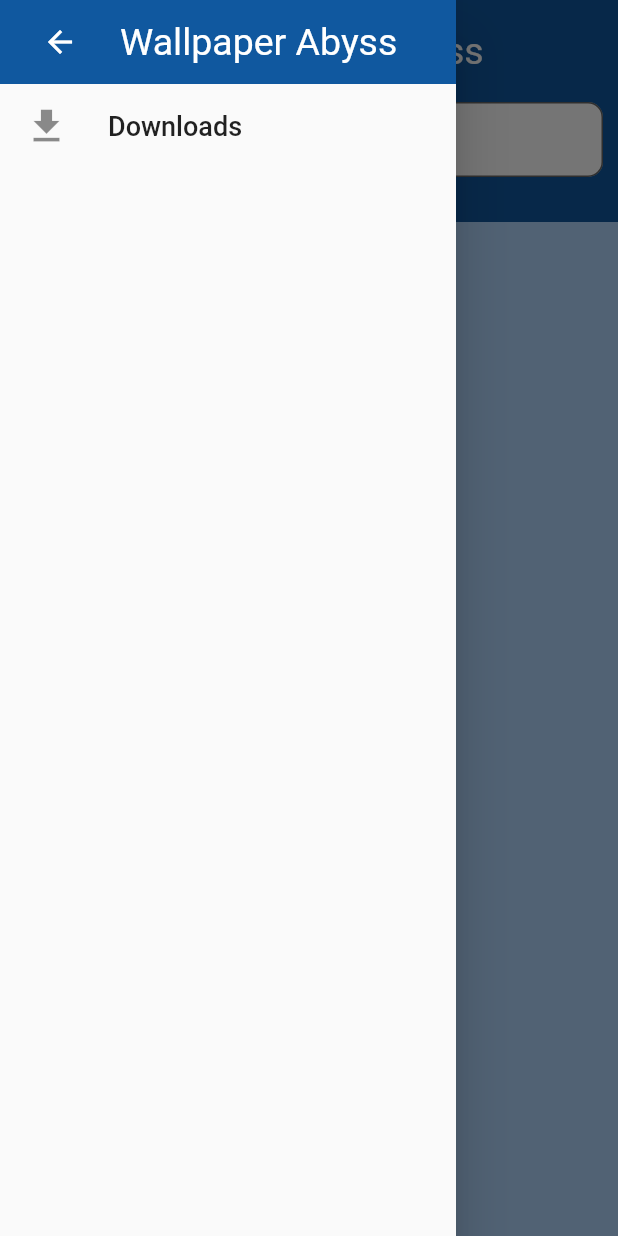
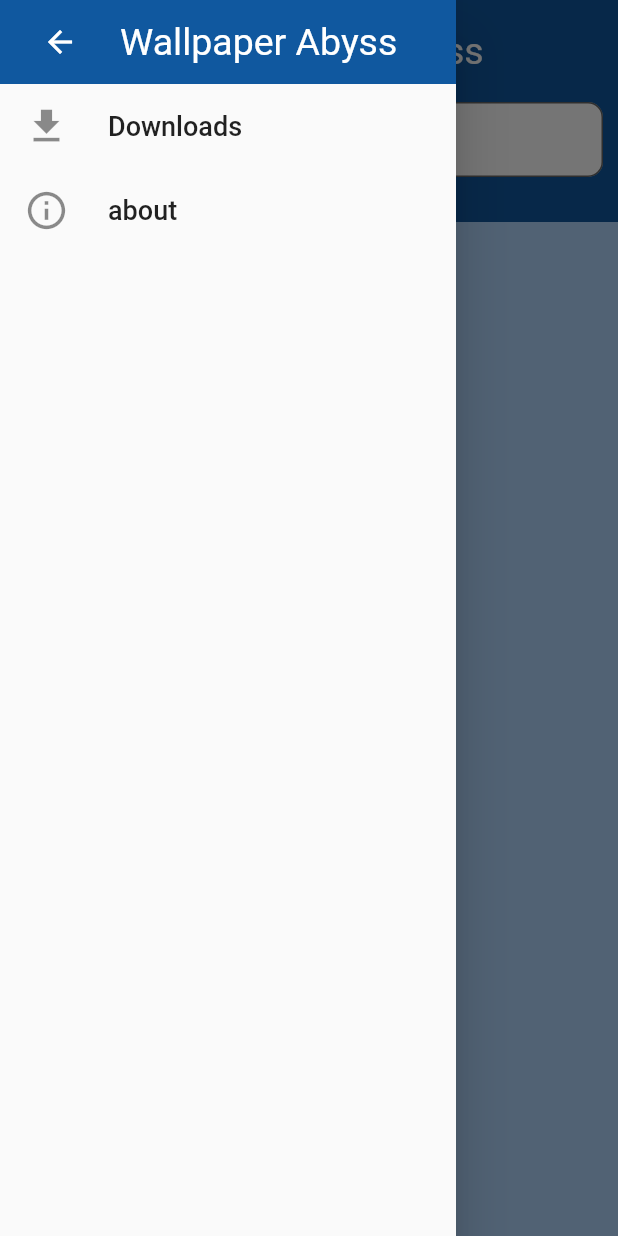
Before and after one commit to Ammourie/Wallpaper-Abyss, a Flutter app: the screen it shows after launch, in the side drawer, after a tap on "click to load more", on a phone screen of 412 x 824 dp. Run offline on Flutter 3.47's test engine with Material 2 defaults, Android fonts, the light colour scheme and no system bars; our stand-ins replace flutter_tags, fluttertoast, open_file, permission_handler, sqflite; missing offline and left inert: flutter_downloader; accounts and stored records are empty; network calls fail; statements that could not run were skipped.

Commit message:
about created

```diff
--- a/lib/main.dart
+++ b/lib/main.dart
@@ -1,10 +1,8 @@
 import 'package:flutter/material.dart';
 import 'package:flutter_downloader/flutter_downloader.dart';
-import 'wid/landscape_card.dart';
 import 'package:flutter/services.dart';
 import 'pages/home.dart';
 // import 'package:workmanager/workmanager.dart';
-
 
 main(List<String> args) async {
   WidgetsFlutterBinding.ensureInitialized();
@@ -29,6 +27,8 @@
           brightness: Brightness.light,
           primaryColor: Colors.blue[800],
         ),
-        home: Home(card: LandscapeCard()));
+        home: Home(
+          tagFlag: false,
+        ));
   }
 }
--- a/lib/pages/downloads_page.dart
+++ b/lib/pages/downloads_page.dart
@@ -19,7 +19,8 @@
       child: Scaffold(
         appBar: AppBar(
           backgroundColor: Color(0xef004d99),
-          title: Center(child: Text("Downloads")),
+          title: Text("Downloads"),
+          centerTitle: true,
         ),
         body: Container(
           color: Color(0x8066b3ff),
--- a/lib/pages/home.dart
+++ b/lib/pages/home.dart
@@ -1,16 +1,20 @@
 import 'package:flutter/material.dart';
 import 'downloads_page.dart';
 import 'dart:convert';
+import 'about.dart';
 import 'package:http/http.dart';
 import 'package:sqflite/sqflite.dart';
 import '../wid/landscape_card.dart';
 
 class Home extends StatefulWidget {
-  final Widget card;
-
+  bool tagFlag;
+  final String tagId;
+  final String tagName;
   Home({
     Key key,
-    this.card,
+    this.tagFlag,
+    this.tagId,
+    this.tagName,
   }) : super(key: key);
 
   @override
@@ -18,11 +22,13 @@
 }
 
 class _HomeState extends State<Home> {
+  var textController = new TextEditingController();
+
   String dbPath;
   GlobalKey<ScaffoldState> mykey = GlobalKey();
   List<Map> imgQuery;
-  bool flag = false;
-  bool flag2 = false;
+  bool searchFlag = false;
+  bool randomFlag = false;
   final String authKey = "070d79a759f80d9a9535411f90c13eee";
   List<String> imageURL = [];
   String userInput = '';
@@ -36,19 +42,24 @@
 
   void fetch() async {
     setState(() {
-      flag = true;
+      searchFlag = true;
     });
-    // print(imageURL);
-
+    searchURL = widget.tagFlag == true
+        ? "https://wall.alphacoders.com/api2.0/get.php?auth=070d79a759f80d9a9535411f90c13eee&method=tag&id=${widget.tagId}"
+        : searchURL;
     try {
       var res;
-      print(flag2);
-      if (flag2 == false) {
-        print(searchURL + imageRandomPage.toString());
-        res = await get(searchURL + imageRandomPage.toString());
+      print(randomFlag);
+      if (widget.tagFlag == true) {
+        res = await get(searchURL);
       } else {
-        print(searchURL + imageSearchPage.toString());
-        res = await get(searchURL + imageSearchPage.toString());
+        if (randomFlag == false) {
+          print(searchURL + imageRandomPage.toString());
+          res = await get(searchURL + imageRandomPage.toString());
+        } else {
+          print(searchURL + imageSearchPage.toString());
+          res = await get(searchURL + imageSearchPage.toString());
+        }
       }
       var parsed = json.decode(res.body);
       print(parsed);
@@ -59,18 +70,21 @@
         imageName.add(i['id'].toString() + "." + i['file_type'].toString());
         imageForDownload.add(i['url_image']);
       }
-
     } catch (e) {
       print(e);
     }
     setState(() {
-      flag = false;
+      searchFlag = false;
     });
   }
 
   @override
   void initState() {
     () async {
+      setState(() {
+        textController.text =
+            widget.tagFlag == true ? widget.tagName.toString() : "";
+      });
       var databasesPath = await getDatabasesPath();
       dbPath = databasesPath + "/test.db";
       // await deleteDatabase(dbPath);
@@ -124,15 +138,17 @@
                         height: 60,
                         padding: const EdgeInsets.all(5.0),
                         child: TextField(
+                          controller: textController,
                           onSubmitted: (String value) {
                             setState(() {
-                              flag2 = true;
+                              randomFlag = true;
                               imageForDownload.clear();
                               imageURL.clear();
                               imageName.clear();
                               imageSize.clear();
-                              userInput = '';
                               imageSearchPage = 1;
+                              widget.tagFlag = false;
+                              textController.text = value;
                               userInput = value.replaceAll(" ", "+");
                               searchURL =
                                   "https://wall.alphacoders.com/api2.0/get.php?auth=070d79a759f80d9a9535411f90c13eee&method=search&term=" +
@@ -165,8 +181,10 @@
             ),
             Expanded(
               child: Container(
-                decoration: BoxDecoration(color: Color(0x8066b3ff)),
-                child: (flag == true && imageURL.length == 0)
+                decoration: BoxDecoration(
+                  color: Color(0x8066b3ff),
+                ),
+                child: (searchFlag == true && imageURL.length == 0)
                     ? Container(
                         padding: EdgeInsets.symmetric(vertical: 10),
                         child: Center(child: CircularProgressIndicator()),
@@ -179,7 +197,7 @@
                               ? Row(
                                   mainAxisAlignment: MainAxisAlignment.center,
                                   children: [
-                                    flag == true
+                                    searchFlag == true
                                         ? Center(
                                             child: CircularProgressIndicator(),
                                           )
@@ -199,7 +217,7 @@
                                               ),
                                             ),
                                             onPressed: () {
-                                              if (flag2 == false) {
+                                              if (randomFlag == false) {
                                                 setState(() {
                                                   imageRandomPage =
                                                       imageRandomPage + 1;
@@ -290,6 +308,26 @@
                 size: 30,
               ),
             ),
+            ListTile(
+              onTap: () {
+                Navigator.push(
+                  context,
+                  MaterialPageRoute(
+                    builder: (context) => AboutPage(),
+                  ),
+                );
+              },
+              title: Text(
+                "about",
+                style: TextStyle(
+                  fontSize: 18,
+                ),
+              ),
+              leading: Icon(
+                Icons.info_outline,
+                size: 30,
+              ),
+            ),
           ],
         ),
       ),
--- a/pubspec.yaml
+++ b/pubspec.yaml
@@ -38,6 +38,7 @@
   open_file: ^2.0.0
   flutter_cache_manager: ^1.4.2
   flutter_launcher_icons: "^0.8.0"
+  flutter_tags: "^0.4.9"
   # workmanager: ^0.2.3
 
 
@@ -64,8 +65,8 @@
   uses-material-design: true
 
   # To add assets to your application, add an assets section, like this:
-  # assets:
-  #   - images/a_dot_burr.jpeg
+  assets:
+    - assets/img.png
   #   - images/a_dot_ham.jpeg
 
   # An image asset can refer to one or more resolution-specific "variants", see
```
Also changed, not shown: lib/models/image_info.dart (+19 -18 lines), lib/pages/about.dart (added, +44 -0 lines), lib/pages/image.dart (+76 -30 lines), lib/pages/image_future.dart (+7 -6 lines), assets/img.png (added), pubspec.lock, 1 other file.
